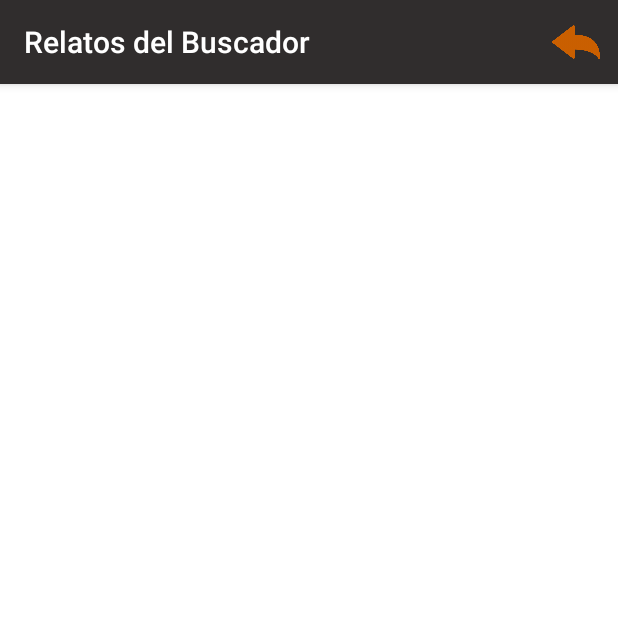
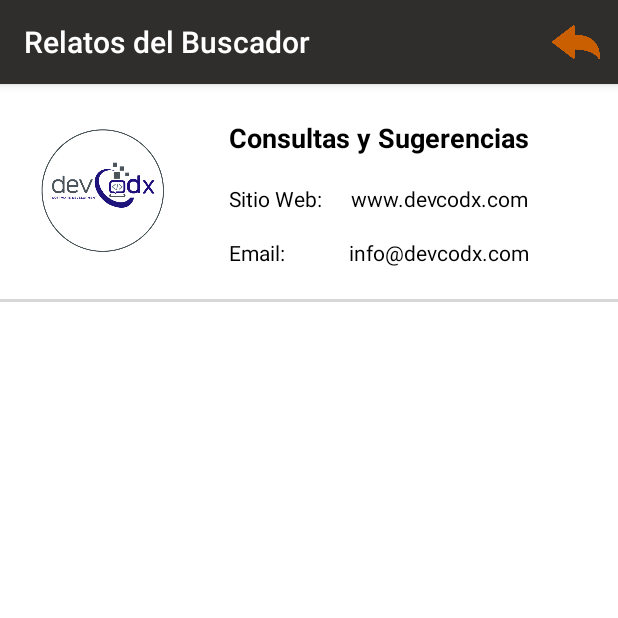
Before and after one commit to devcodxec/app-relatos, an Android app: the AyudaActivity screen opened directly, with no data from a screen before it, on a phone screen of 412 x 824 dp, the top half of it. Run offline under Robolectric (Android 15) with nearby library versions, the phone set to English and light mode, and no system bars.

Commit message:
Configuración inicial del activy ayuda #6

```diff
--- a/app/src/main/res/layout/ayuda.xml
+++ b/app/src/main/res/layout/ayuda.xml
@@ -1,9 +1,153 @@
 <?xml version="1.0" encoding="utf-8"?>
 <androidx.constraintlayout.widget.ConstraintLayout xmlns:android="http://schemas.android.com/apk/res/android"
-xmlns:app="http://schemas.android.com/apk/res-auto"
-xmlns:tools="http://schemas.android.com/tools"
-android:layout_width="match_parent"
-android:layout_height="match_parent"
-android:background="#FFFFFF">
+    xmlns:app="http://schemas.android.com/apk/res-auto"
+    xmlns:tools="http://schemas.android.com/tools"
+    android:layout_width="match_parent"
+    android:layout_height="match_parent"
+    android:background="#FFFFFF">
+
+    <androidx.constraintlayout.widget.Guideline
+        android:id="@+id/guideline"
+        android:layout_width="wrap_content"
+        android:layout_height="wrap_content"
+        android:orientation="horizontal"
+        app:layout_constraintGuide_begin="5dp" />
+
+    <androidx.constraintlayout.widget.Guideline
+        android:id="@+id/guideline2"
+        android:layout_width="wrap_content"
+        android:layout_height="wrap_content"
+        android:orientation="horizontal"
+        app:layout_constraintGuide_begin="16dp" />
+
+    <androidx.constraintlayout.widget.Guideline
+        android:id="@+id/guideline3"
+        android:layout_width="wrap_content"
+        android:layout_height="wrap_content"
+        android:orientation="horizontal"
+        app:layout_constraintGuide_begin="57dp" />
+
+    <androidx.constraintlayout.widget.Guideline
+        android:id="@+id/guideline4"
+        android:layout_width="wrap_content"
+        android:layout_height="wrap_content"
+        android:orientation="horizontal"
+        app:layout_constraintGuide_begin="97dp" />
+
+    <androidx.constraintlayout.widget.Guideline
+        android:id="@+id/guideline5"
+        android:layout_width="wrap_content"
+        android:layout_height="wrap_content"
+        android:orientation="horizontal"
+        app:layout_constraintGuide_begin="129dp" />
+
+    <androidx.constraintlayout.widget.Guideline
+        android:id="@+id/guideline7"
+        android:layout_width="wrap_content"
+        android:layout_height="wrap_content"
+        android:orientation="vertical"
+        app:layout_constraintGuide_end="271dp" />
+
+    <TextView
+        android:id="@+id/txtTituloAyuda"
+        android:layout_width="wrap_content"
+        android:layout_height="wrap_content"
+        android:text="@string/labelTitulo"
+        android:textColor="#000000"
+        android:textSize="18sp"
+        android:textStyle="bold"
+        app:layout_constraintBottom_toTopOf="@+id/guideline3"
+        app:layout_constraintEnd_toEndOf="parent"
+        app:layout_constraintHorizontal_bias="0.0"
+        app:layout_constraintStart_toStartOf="@+id/guideline15"
+        app:layout_constraintTop_toTopOf="@+id/guideline2"
+        app:layout_constraintVertical_bias="0.475" />
+
+    <TextView
+        android:id="@+id/txtSitioWeb"
+        android:layout_width="wrap_content"
+        android:layout_height="wrap_content"
+        android:text="@string/labelSitioWeb"
+        android:textAlignment="textStart"
+        android:textAllCaps="false"
+        android:textColor="#000000"
+        app:layout_constraintBottom_toTopOf="@+id/guideline4"
+        app:layout_constraintEnd_toEndOf="parent"
+        app:layout_constraintHorizontal_bias="0.0"
+        app:layout_constraintStart_toStartOf="@+id/guideline15"
+        app:layout_constraintTop_toTopOf="@+id/guideline3"
+        app:layout_constraintVertical_bias="0.475" />
+
+    <TextView
+        android:id="@+id/txtDesSitioWeb"
+        android:layout_width="wrap_content"
+        android:layout_height="wrap_content"
+        android:text="@string/labelDesSitioWeb"
+        android:textColor="#000000"
+        app:layout_constraintBottom_toTopOf="@+id/guideline4"
+        app:layout_constraintEnd_toEndOf="parent"
+        app:layout_constraintHorizontal_bias="0.243"
+        app:layout_constraintStart_toEndOf="@+id/txtSitioWeb"
+        app:layout_constraintTop_toTopOf="@+id/guideline3"
+        app:layout_constraintVertical_bias="0.476" />
+
+    <TextView
+        android:id="@+id/txtEmail"
+        android:layout_width="wrap_content"
+        android:layout_height="wrap_content"
+        android:text="@string/labelEmail"
+        android:textAlignment="textStart"
+        android:textColor="#000000"
+        app:layout_constraintBottom_toTopOf="@+id/guideline5"
+        app:layout_constraintHorizontal_bias="0.0"
+        app:layout_constraintStart_toStartOf="@+id/guideline15"
+        app:layout_constraintTop_toTopOf="@+id/guideline4"
+        app:layout_constraintVertical_bias="0.475" />
+
+
+    <TextView
+        android:id="@+id/txtDesEmail"
+        android:layout_width="wrap_content"
+        android:layout_height="wrap_content"
+        android:text="@string/labelDesEmail"
+        android:textColor="#000000"
+        app:layout_constraintBottom_toTopOf="@+id/guideline5"
+        app:layout_constraintEnd_toEndOf="parent"
+        app:layout_constraintHorizontal_bias="0.419"
+        app:layout_constraintStart_toEndOf="@+id/txtEmail"
+        app:layout_constraintTop_toTopOf="@+id/guideline4"
+        app:layout_constraintVertical_bias="0.461" />
+
+    <ImageView
+        android:id="@+id/imgDevCodx"
+        android:layout_width="135dp"
+        android:layout_height="110dp"
+        app:layout_constraintBottom_toTopOf="@+id/guideline5"
+        app:layout_constraintEnd_toStartOf="@+id/guideline7"
+        app:layout_constraintHorizontal_bias="0.269"
+        app:layout_constraintStart_toStartOf="parent"
+        app:layout_constraintTop_toTopOf="@+id/guideline2"
+        app:layout_constraintVertical_bias="0.0"
+        app:srcCompat="@drawable/devcodx" />
+
+    <androidx.constraintlayout.widget.Guideline
+        android:id="@+id/guideline15"
+        android:layout_width="wrap_content"
+        android:layout_height="wrap_content"
+        android:orientation="vertical"
+        app:layout_constraintGuide_begin="153dp" />
+
+    <ProgressBar
+        android:id="@+id/progressBar"
+        style="?android:attr/progressBarStyleHorizontal"
+        android:layout_width="440dp"
+        android:layout_height="2dp"
+        android:layout_marginBottom="200dp"
+        app:layout_constraintBottom_toBottomOf="parent"
+        app:layout_constraintEnd_toEndOf="parent"
+        app:layout_constraintHorizontal_bias="0.0"
+        app:layout_constraintStart_toStartOf="parent"
+        app:layout_constraintTop_toTopOf="@+id/guideline5"
+        app:layout_constraintVertical_bias="0.034" />
 
 </androidx.constraintlayout.widget.ConstraintLayout>
--- a/app/src/main/res/values/strings.xml
+++ b/app/src/main/res/values/strings.xml
@@ -8,17 +8,16 @@
 
     <!-- Etiquetas layout Ayuda -->
 
-    <string name="labelTitulo">DevCodx 2021</string>
-    <string name="labelSitioWeb">Sitio Web</string>
+    <string name="labelTitulo">Consultas y Sugerencias</string>
+    <string name="labelSitioWeb">Sitio Web:</string>
     <string name="labelDesSitioWeb">www.devcodx.com</string>
-    <string name="labelEmail">Email</string>
+    <string name="labelEmail">Email:</string>
     <string name="labelDesEmail">info@devcodx.com</string>
-
 
     <!-- Opciones del menú principal-->
     <string name="labelSalir">Salir</string>
     <string name="labelIdioma">Idioma</string>
-    <string name="labelInformacion">Informacion</string>
+    <string name="labelInformacion">Información</string>
     <string name="labelAyuda">Ayuda</string>
 
     <!-- Opciones del dialogo idioma -->
```
